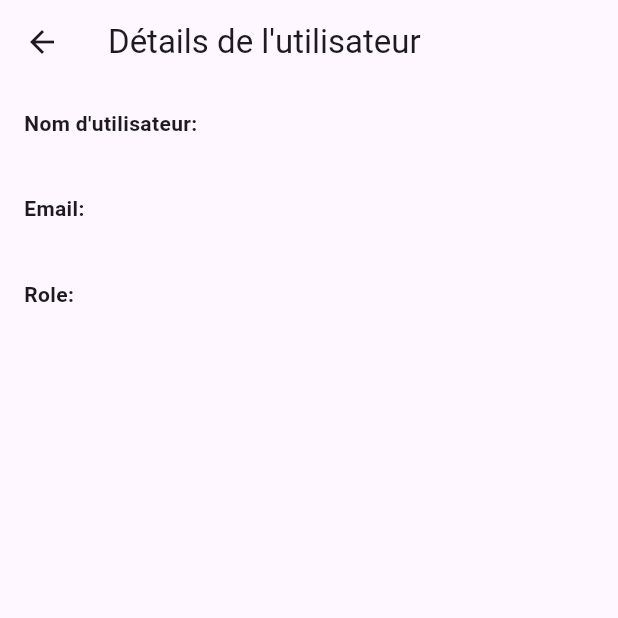
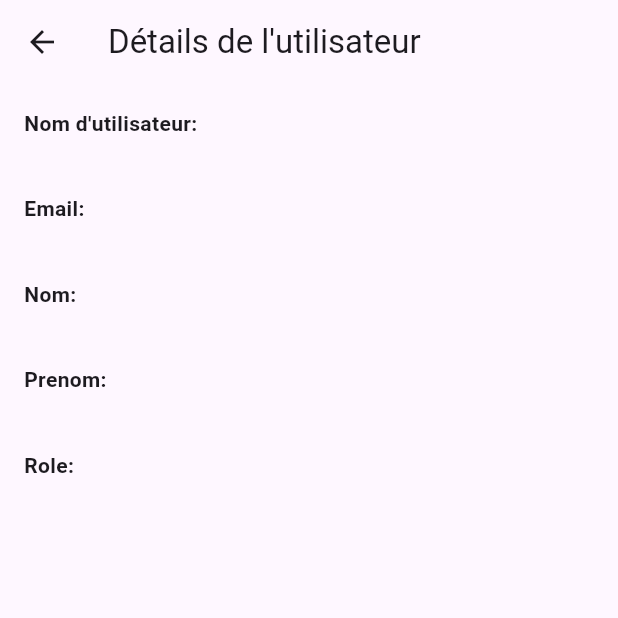
Before and after one commit to GroupeSedimat/Flutter_camion_controle_application, a Flutter app: the UserDetailsPage screen opened directly with empty values, on a phone screen of 412 x 824 dp, the top half of it. Run offline on Flutter 3.47's test engine with Material 3 defaults, Android fonts, the phone set to English and light mode, and no system bars; our stand-ins replace cloud_firestore, firebase_auth, firebase_core, firebase_storage, flutter_spinkit, get and 1 more; accounts and stored records are empty; network calls fail.

Commit message:
adding firstname and name for registration and user details

```diff
--- a/lib/models/user/my_user.dart
+++ b/lib/models/user/my_user.dart
@@ -3,18 +3,24 @@ class MyUser {
   String role;
   String username;
   String email;
+  String name;
+  String firstname;
 
   MyUser({
     //required this.dob,
     required this.role,
     required this.username,
     required this.email,
+    required this.name,
+    required this.firstname,
   });
 
   MyUser.fromJson(Map<String, Object?> json)
       : //dob = json['dob'] as String? ?? '',
         role = json['role'] as String? ?? '',
         username = json['username'] as String? ?? '',
+        name = json['name'] as String? ?? '',
+        firstname = json['firstname'] as String? ?? '',
         email = json['email'] as String? ?? '';
 
   MyUser copyWith({
@@ -22,11 +28,15 @@ class MyUser {
     String? role,
     String? username,
     String? email,
+    String? name,
+    String? firstname,
   }) {
     return MyUser(
       //dob: dob ?? this.dob,
       role: role ?? this.role,
       username: username ?? this.username,
+      name: name ?? this.name,
+      firstname: firstname ?? this.firstname,
       email: email ?? this.email,
     );
   }
@@ -36,6 +46,8 @@ class MyUser {
       //'dob': dob,
       'role': role,
       'username': username,
+      'name': name,
+      'firstname': firstname,
       'email': email,
     };
   }
--- a/lib/pages/admin/UserDetailsPage.dart
+++ b/lib/pages/admin/UserDetailsPage.dart
@@ -30,12 +30,18 @@ class UserDetailsPage extends StatelessWidget {
               style: TextStyle(fontWeight: FontWeight.bold),
             ),
             Text(user.email),
-            /*SizedBox(height: 16),
+            SizedBox(height: 16),
             Text(
-              'Date de naissance:',
+              'Nom:',
               style: TextStyle(fontWeight: FontWeight.bold),
             ),
-            Text(user.dob),*/
+            Text(user.name),
+            SizedBox(height: 16),
+            Text(
+              'Prenom:',
+              style: TextStyle(fontWeight: FontWeight.bold),
+            ),
+            Text(user.firstname),
             SizedBox(height: 16),
             Text(
               'Role:',
--- a/lib/services/auth_controller.dart
+++ b/lib/services/auth_controller.dart
@@ -56,7 +56,7 @@ class AuthController extends GetxController {
     }
   }
 
-  Future<void> register(String email, String username, String password, String confirmPassword, String role) async {
+  Future<void> register(String email, String username, String name, String firstname, String password, String confirmPassword, String role) async {
   try {
     print('Password: $password, Confirm Password: $confirmPassword');
     if (password != confirmPassword) {
@@ -75,6 +75,8 @@ class AuthController extends GetxController {
 
     await FirebaseFirestore.instance.collection('users').doc(auth.currentUser!.uid).set({
       'username': username,
+      'name': name,
+      'firstname': firstname,
       'email': email,
       'role': role,
       'isApproved': false,
```
Also changed, not shown: lib/pages/admin/UserEditPage.dart (+16 -0 lines), lib/pages/user/inscription_page.dart (+17 -0 lines).
